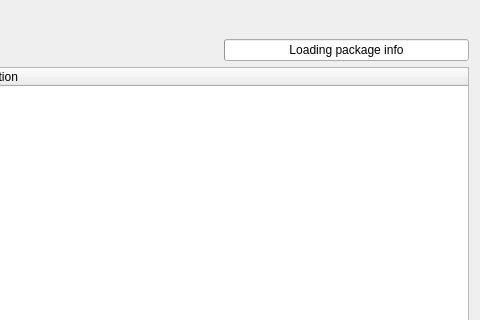
First picture: the form in mainwindow.ui, repository MX-Linux/mx-debian-backports-installer, before the edit; both pictures show x 462 to 942 and y 0 to 320 of the 942 by 532 pixel window.
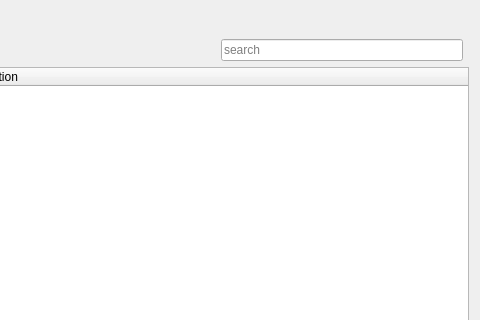
Second picture: the form after the edit. Icons and pictures are not drawn.

Commit message: added permanent search field

The edit to the form file:
```diff
--- a/mainwindow.ui
+++ b/mainwindow.ui
@@ -61,7 +61,7 @@
        </property>
       </widget>
      </item>
-     <item row="3" column="1" colspan="4">
+     <item row="3" column="1" colspan="5">
       <widget class="QTreeWidget" name="treeWidget">
        <column>
         <property name="text">
@@ -103,19 +103,6 @@
        </property>
       </widget>
      </item>
-     <item row="2" column="4">
-      <widget class="QProgressBar" name="progressBar">
-       <property name="value">
-        <number>0</number>
-       </property>
-       <property name="textVisible">
-        <bool>true</bool>
-       </property>
-       <property name="format">
-        <string>Loading package info</string>
-       </property>
-      </widget>
-     </item>
      <item row="1" column="2">
       <widget class="QLabel" name="label">
        <property name="text">
@@ -129,7 +116,7 @@
        </property>
       </widget>
      </item>
-     <item row="4" column="0" colspan="5">
+     <item row="4" column="0" colspan="6">
       <layout class="QGridLayout" name="buttonBar" columnstretch="0,0,0,0,0,0,0,0">
        <property name="sizeConstraint">
         <enum>QLayout::SetDefaultConstraint</enum>
@@ -310,6 +297,19 @@
        </property>
       </spacer>
      </item>
+     <item row="2" column="4">
+      <widget class="QLineEdit" name="searchBox">
+       <property name="text">
+        <string/>
+       </property>
+       <property name="placeholderText">
+        <string>search</string>
+       </property>
+       <property name="clearButtonEnabled">
+        <bool>true</bool>
+       </property>
+      </widget>
+     </item>
     </layout>
    </item>
   </layout>
```
The commit also changes 17 other files.
